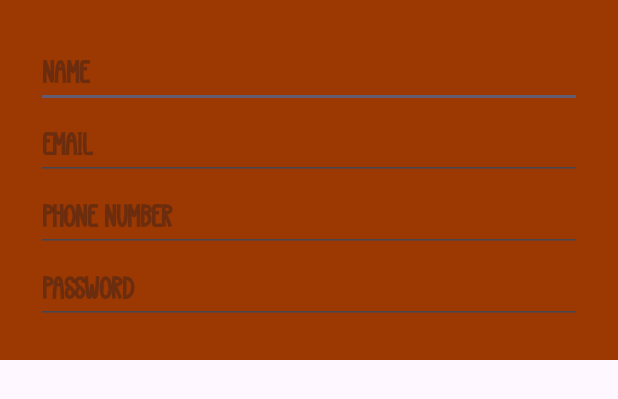
After one commit to ilairan/prize, an Android app: the layout dialog_change_details.xml on its own in the app's theme, with its tools: preview values and no code run, on a phone screen of 412 x 824 dp. The commit adds this screen. Shown: the top 399 px of the screen. Run offline under Robolectric (Android 15) with nearby library versions, the phone set to English and light mode, and no system bars.

Commit message:
added settings

```diff
--- a/app/src/main/AndroidManifest.xml
+++ b/app/src/main/AndroidManifest.xml
@@ -2,6 +2,9 @@
 <manifest xmlns:android="http://schemas.android.com/apk/res/android"
     xmlns:tools="http://schemas.android.com/tools">
     <uses-permission android:name="android.permission.POST_NOTIFICATIONS" />
+    <uses-permission android:name="android.permission.FOREGROUND_SERVICE" />
+    <uses-permission android:name="android.permission.FOREGROUND_SERVICE_MEDIA_PLAYBACK" />
+
     <application
         android:allowBackup="true"
         android:dataExtractionRules="@xml/data_extraction_rules"
--- a/app/src/main/java/com/example/prize/BetAmount.java
+++ b/app/src/main/java/com/example/prize/BetAmount.java
@@ -1,6 +1,7 @@
 package com.example.prize;
 
 import android.content.Context;
+import android.content.Intent;
 import android.content.SharedPreferences;  // שימוש ב-SharedPreferences
 import android.os.Bundle;
 import androidx.fragment.app.Fragment;
@@ -25,6 +26,10 @@ public class BetAmount extends Fragment {
     @Override
     public View onCreateView(LayoutInflater inflater, ViewGroup container, Bundle savedInstanceState) {
         View view = inflater.inflate(R.layout.fragment_bet_amount, container, false);
+        Intent musicIntent = new Intent(requireActivity(), MusicService.class);
+        requireActivity().startService(musicIntent);
+
+
 
         // אתחול DBHelper ו-SharedPreferences
         dbHelper = new DBHelper(getContext());
--- a/app/src/main/res/layout/activity_main_menu.xml
+++ b/app/src/main/res/layout/activity_main_menu.xml
@@ -46,6 +46,7 @@
     </LinearLayout>
 
 
+    <!-- Horizontal LinearLayout to arrange TextViews side by side -->
     <TextView
         android:id="@+id/main_menu"
         android:layout_width="350dp"
@@ -58,7 +59,6 @@
         android:textColor="#000000"
         android:textSize="160dp" />
 
-    <!-- Horizontal LinearLayout to arrange TextViews side by side -->
     <LinearLayout
         android:layout_marginTop="80dp"
         android:layout_width="match_parent"
--- /dev/null
+++ b/app/src/main/res/layout/dialog_change_details.xml
@@ -0,0 +1,54 @@
+<?xml version="1.0" encoding="utf-8"?>
+<LinearLayout xmlns:android="http://schemas.android.com/apk/res/android"
+    android:layout_width="match_parent"
+    android:layout_height="wrap_content"
+    android:orientation="vertical"
+    android:padding="24dp"
+    android:background="#9C3903"
+    >
+
+    <EditText
+        android:id="@+id/editName"
+        android:layout_width="match_parent"
+        android:layout_height="wrap_content"
+        android:hint="Name"
+        android:fontFamily="@font/font1"
+        android:textStyle="bold"
+        android:textSize="30dp"
+        android:textColor="#000000"
+                />
+
+    <EditText
+        android:id="@+id/editEmail"
+        android:layout_width="match_parent"
+        android:layout_height="wrap_content"
+        android:hint="Email"
+        android:inputType="textEmailAddress"
+        android:fontFamily="@font/font1"
+        android:textStyle="bold"
+        android:textSize="30dp"
+        android:textColor="#000000"/>
+
+    <EditText
+        android:id="@+id/editPhone"
+        android:layout_width="match_parent"
+        android:layout_height="wrap_content"
+        android:hint="Phone Number"
+        android:inputType="phone"
+        android:fontFamily="@font/font1"
+        android:textStyle="bold"
+        android:textSize="30dp"
+        android:textColor="#000000"/>
+
+    <EditText
+        android:id="@+id/editPassword"
+        android:layout_width="match_parent"
+        android:layout_height="wrap_content"
+        android:hint="Password"
+        android:inputType="textPassword"
+        android:fontFamily="@font/font1"
+        android:textStyle="bold"
+        android:textSize="30dp"
+        android:textColor="#000000"/>
+
+</LinearLayout>
--- a/app/src/main/res/layout/fragment_settings.xml
+++ b/app/src/main/res/layout/fragment_settings.xml
@@ -1,5 +1,5 @@
 <?xml version="1.0" encoding="utf-8"?>
-<ScrollView xmlns:android="http://schemas.android.com/apk/res/android"
+<LinearLayout xmlns:android="http://schemas.android.com/apk/res/android"
     xmlns:tools="http://schemas.android.com/tools"
     android:layout_width="match_parent"
     android:layout_height="match_parent"
@@ -88,7 +88,7 @@
             android:gravity="center"
             android:textColor="#000000"
             android:fontFamily="@font/font1"
-            android:layout_marginTop="300sp"
+            android:layout_marginTop="200sp"
            />
             />
 
@@ -106,4 +106,4 @@
             android:textSize="80dp" />
 
     </LinearLayout>
-</ScrollView>
+</LinearLayout>
```
Also changed, not shown: app/src/main/java/com/example/prize/DBHelper.java (+89 -5 lines), app/src/main/java/com/example/prize/MainActivity.java (+25 -0 lines), app/src/main/java/com/example/prize/MusicService.java (+27 -5 lines), app/src/main/java/com/example/prize/SettingsFragment.java (+158 -41 lines), app/src/main/java/com/example/prize/SoundEffectsManager.java (+17 -4 lines).
